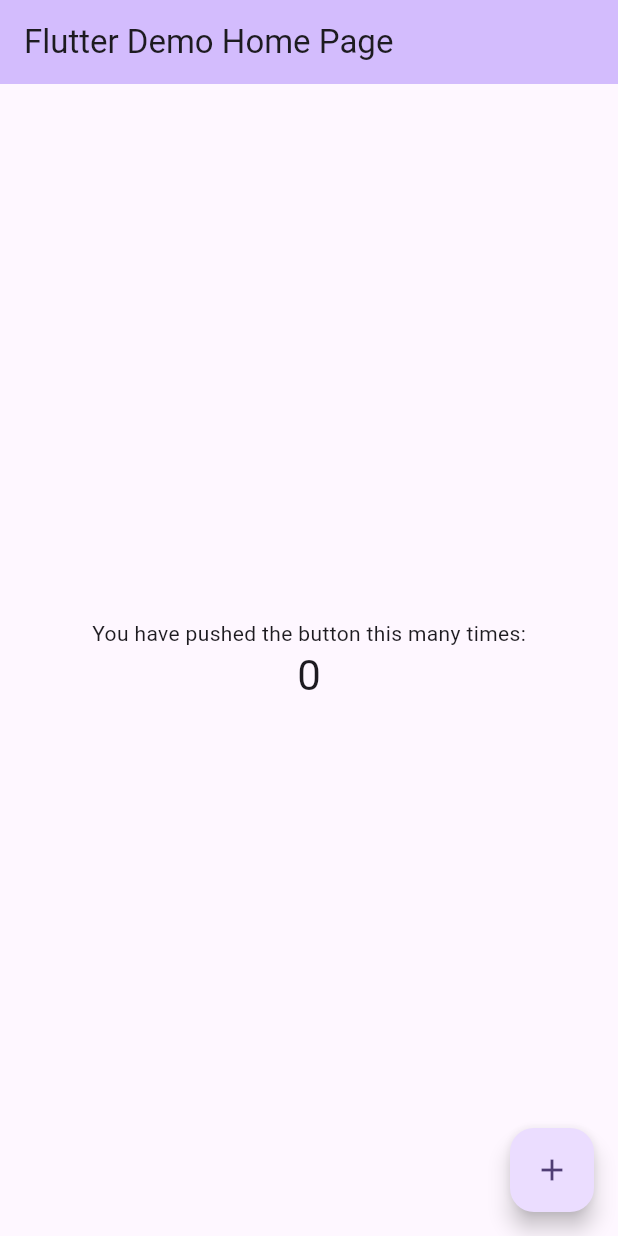
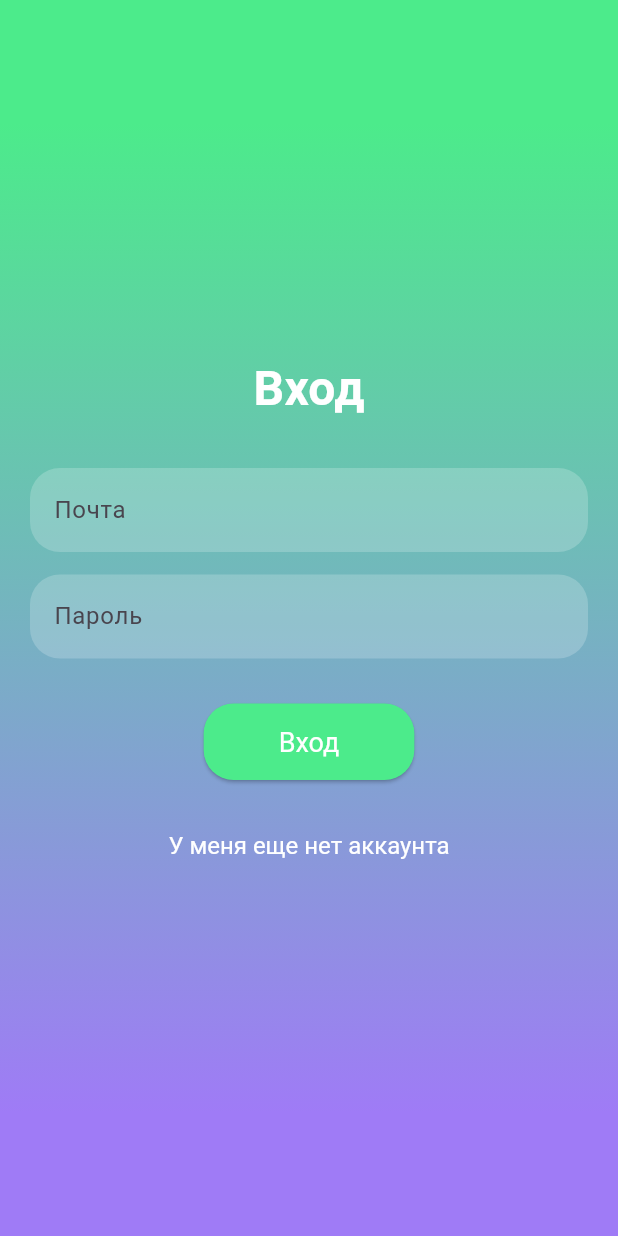
Before and after one commit to mnszd/mn_3d, a Flutter app: the screen it shows after launch, on a phone screen of 412 x 824 dp. Run offline on Flutter 3.47's test engine with Material 3 defaults, Android fonts, the phone set to English and light mode, and no system bars.

Commit message:
login page

```diff
--- a/lib/app/app.dart
+++ b/lib/app/app.dart
@@ -1,5 +1,6 @@
 import 'package:flutter/material.dart';
-import 'package:mn_3d/pages/my_home_page.dart';
+import 'package:mn_3d/pages/login_page.dart';
+import 'package:mn_3d/theme/theme.dart';
 
 class MyApp extends StatelessWidget {
   const MyApp({super.key});
@@ -9,11 +10,29 @@
   Widget build(BuildContext context) {
     return MaterialApp(
       title: 'Flutter Demo',
-      theme: ThemeData(
-        colorScheme: ColorScheme.fromSeed(seedColor: Colors.deepPurple),
-        useMaterial3: true,
-      ),
-      home: const MyHomePage(title: 'Flutter Demo Home Page'),
+      theme: DoDidDoneTheme.lightTheme, // Apply the theme
+      home: const LoginPage(),
     );
   }
 }
+
+
+// import 'package:flutter/material.dart';
+// import 'package:mn_3d/pages/my_home_page.dart';
+
+// class MyApp extends StatelessWidget {
+//   const MyApp({super.key});
+
+//   // This widget is the root of your application.
+//   @override
+//   Widget build(BuildContext context) {
+//     return MaterialApp(
+//       title: 'Flutter Demo',
+//       theme: ThemeData(
+//         colorScheme: ColorScheme.fromSeed(seedColor: Colors.deepPurple),
+//         useMaterial3: true,
+//       ),
+//       home: const MyHomePage(title: 'Flutter Demo Home Page'),
+//     );
+//   }
+// }
--- /dev/null
+++ b/lib/pages/login_page.dart
@@ -0,0 +1,253 @@
+import 'package:flutter/material.dart';
+
+class LoginPage extends StatefulWidget {
+  const LoginPage({Key? key}) : super(key: key);
+
+  @override
+  State<LoginPage> createState() => _LoginPageState();
+}
+
+class _LoginPageState extends State<LoginPage> {
+  bool _isRegistration = false; // Флаг для определения режима (вход/регистрация)
+
+  @override
+  Widget build(BuildContext context) {
+    return Scaffold(
+      body: Container(
+        decoration: BoxDecoration(
+          gradient: LinearGradient(
+            begin: Alignment.topCenter,
+            end: Alignment.bottomCenter,
+            colors: _isRegistration
+                ? [
+                    Theme.of(context).colorScheme.primary,
+                    Theme.of(context).colorScheme.secondary,
+                  ]
+                : [
+                    Theme.of(context).colorScheme.secondary,
+                    Theme.of(context).colorScheme.primary,
+                  ],
+            stops: const [0.1, 0.9], // Основной цвет занимает 90% пространства
+          ),
+        ),
+        child: Padding(
+          padding: const EdgeInsets.all(20.0),
+          child: Column(
+            mainAxisAlignment: MainAxisAlignment.center,
+            children: [
+              Text(
+                _isRegistration ? 'Регистрация' : 'Вход',
+                style: TextStyle(
+                  fontSize: 32,
+                  fontWeight: FontWeight.bold,
+                  color: Colors.white,
+                ),
+              ),
+              const SizedBox(height: 30),
+              TextField(
+                decoration: InputDecoration(
+                  hintText: 'Почта',
+                  filled: true,
+                  fillColor: Colors.white.withOpacity(0.2),
+                  border: OutlineInputBorder(
+                    borderRadius: BorderRadius.circular(20),
+                    borderSide: BorderSide.none,
+                  ),
+                ),
+              ),
+              const SizedBox(height: 15),
+              TextField(
+                obscureText: true,
+                decoration: InputDecoration(
+                  hintText: 'Пароль',
+                  filled: true,
+                  fillColor: Colors.white.withOpacity(0.2),
+                  border: OutlineInputBorder(
+                    borderRadius: BorderRadius.circular(20),
+                    borderSide: BorderSide.none,
+                  ),
+                ),
+              ),
+              // Добавлено поле для повтора пароля
+              if (_isRegistration)
+                Column(
+                  children: [
+                    const SizedBox(height: 15),
+                    TextField(
+                      obscureText: true,
+                      decoration: InputDecoration(
+                        hintText: 'Повторить пароль',
+                        filled: true,
+                        fillColor: Colors.white.withOpacity(0.2),
+                        border: OutlineInputBorder(
+                          borderRadius: BorderRadius.circular(20),
+                          borderSide: BorderSide.none,
+                        ),
+                      ),
+                    ),
+                  ],
+                ),
+              const SizedBox(height: 30),
+              ElevatedButton(
+                onPressed: () {},
+                style: ElevatedButton.styleFrom(
+                  backgroundColor: _isRegistration
+                      ? Theme.of(context).colorScheme.primary
+                      : Theme.of(context).colorScheme.secondary,
+                  padding:
+                      const EdgeInsets.symmetric(horizontal: 50, vertical: 15),
+                  textStyle: const TextStyle(fontSize: 18),
+                  shape: RoundedRectangleBorder(
+                    borderRadius: BorderRadius.circular(20),
+                  ),
+                ),
+                child: Text(
+                  _isRegistration ? 'Регистрация' : 'Вход',
+                ),
+              ),
+              const SizedBox(height: 20),
+              TextButton(
+                onPressed: () {
+                  setState(() {
+                    _isRegistration = !_isRegistration;
+                  });
+                },
+                style: TextButton.styleFrom(
+                  textStyle: const TextStyle(
+                    fontSize: 16,
+                    color: Colors.white,
+                  ),
+                ),
+                child: Text(
+                  _isRegistration
+                      ? 'У меня уже есть аккаунт'
+                      : 'У меня еще нет аккаунта',
+                  style: const TextStyle(
+                    //fontSize: 16,
+                    color: Colors.white,
+                  ),
+                ),
+              ),
+            ],
+          ),
+        ),
+      ),
+    );
+  }
+}
+
+
+// import 'package:flutter/material.dart';
+
+// class LoginPage extends StatefulWidget {
+//   const LoginPage({Key? key}) : super(key: key);
+
+//   @override
+//   State<LoginPage> createState() => _LoginPageState();
+// }
+
+// class _LoginPageState extends State<LoginPage> {
+//   bool _isRegistration = false; // Флаг для определения режима (вход/регистрация)
+
+//   @override
+//   Widget build(BuildContext context) {
+//     return Scaffold(
+//       body: Container(
+//         decoration: BoxDecoration(
+//           gradient: LinearGradient(
+//             begin: Alignment.topCenter,
+//             end: Alignment.bottomCenter,
+//             colors: _isRegistration
+//                 ? [
+//                     Theme.of(context).colorScheme.primary,
+//                     Theme.of(context).colorScheme.secondary,
+//                   ]
+//                 : [
+//                     Theme.of(context).colorScheme.secondary,
+//                     Theme.of(context).colorScheme.primary,
+//                   ],
+//             stops: const [0.1, 0.9], // Основной цвет занимает 90% пространства
+//           ),
+//         ),
+//         child: Padding(
+//           padding: const EdgeInsets.all(20.0),
+//           child: Column(
+//             mainAxisAlignment: MainAxisAlignment.center,
+//             children: [
+//               Text(
+//                 _isRegistration ? 'Регистрация' : 'Вход',
+//                 style: TextStyle(
+//                   fontSize: 32,
+//                   fontWeight: FontWeight.bold,
+//                   color: Colors.white,
+//                 ),
+//               ),
+//               const SizedBox(height: 30),
+//               TextField(
+//                 decoration: InputDecoration(
+//                   hintText: 'Почта',
+//                   filled: true,
+//                   fillColor: Colors.white.withOpacity(0.2),
+//                   border: OutlineInputBorder(
+//                     borderRadius: BorderRadius.circular(20),
+//                     borderSide: BorderSide.none,
+//                   ),
+//                 ),
+//               ),
+//               const SizedBox(height: 15),
+//               TextField(
+//                 obscureText: true,
+//                 decoration: InputDecoration(
+//                   hintText: 'Пароль',
+//                   filled: true,
+//                   fillColor: Colors.white.withOpacity(0.2),
+//                   border: OutlineInputBorder(
+//                     borderRadius: BorderRadius.circular(20),
+//                     borderSide: BorderSide.none,
+//                   ),
+//                 ),
+//               ),
+//               const SizedBox(height: 30),
+//               ElevatedButton(
+//                 onPressed: () {},
+//                 style: ElevatedButton.styleFrom(
+//                   backgroundColor: _isRegistration ? Theme.of(context).colorScheme.primary:
+//                     Theme.of(context).colorScheme.secondary,
+//                   padding: const EdgeInsets.symmetric(horizontal: 50, vertical: 15),
+//                   textStyle: const TextStyle(fontSize: 18),
+//                   shape: RoundedRectangleBorder(
+//                     borderRadius: BorderRadius.circular(20),
+//                   ),
+//                 ),
+//                 child: Text(_isRegistration ? 'Регистрация' : 'Вход',),
+//               ),
+//               const SizedBox(height: 20),
+//               TextButton(
+//                 onPressed: () {
+//                   setState(() {
+//                     _isRegistration = !_isRegistration;
+//                   });
+//                 },
+//                 style: TextButton.styleFrom(
+//                   textStyle: const TextStyle(
+//                     fontSize: 16,
+//                     color: Colors.white,
+//                   ),
+//                 ),
+//                 child: Text(
+//                   _isRegistration
+//                       ? 'У меня уже есть аккаунт'
+//                       : 'У меня еще нет аккаунта',
+//                   style: const TextStyle(
+//                     //fontSize: 16,
+//                     color: Colors.white,
+//                   ),
+//                 ),
+//               ),
+//             ],
+//           ),
+//         ),
+//       ),
+//     );
+//   }
+// }
--- a/lib/pages/my_home_page.dart
+++ /dev/null
@@ -1,81 +0,0 @@
-import 'package:flutter/material.dart';
-
-class MyHomePage extends StatefulWidget {
-  const MyHomePage({super.key, required this.title});
-
-
-  final String title;
-
-  @override
-  State<MyHomePage> createState() => _MyHomePageState();
-}
-
-class _MyHomePageState extends State<MyHomePage> {
-  int _counter = 0;
-
-  void _incrementCounter() {
-    setState(() {
-      // This call to setState tells the Flutter framework that something has
-      // changed in this State, which causes it to rerun the build method below
-      // so that the display can reflect the updated values. If we changed
-      // _counter without calling setState(), then the build method would not be
-      // called again, and so nothing would appear to happen.
-      _counter++;
-    });
-  }
-
-  @override
-  Widget build(BuildContext context) {
-    // This method is rerun every time setState is called, for instance as done
-    // by the _incrementCounter method above.
-    //
-    // The Flutter framework has been optimized to make rerunning build methods
-    // fast, so that you can just rebuild anything that needs updating rather
-    // than having to individually change instances of widgets.
-    return Scaffold(
-      appBar: AppBar(
-        // TRY THIS: Try changing the color here to a specific color (to
-        // Colors.amber, perhaps?) and trigger a hot reload to see the AppBar
-        // change color while the other colors stay the same.
-        backgroundColor: Theme.of(context).colorScheme.inversePrimary,
-        // Here we take the value from the MyHomePage object that was created by
-        // the App.build method, and use it to set our appbar title.
-        title: Text(widget.title),
-      ),
-      body: Center(
-        // Center is a layout widget. It takes a single child and positions it
-        // in the middle of the parent.
-        child: Column(
-          // Column is also a layout widget. It takes a list of children and
-          // arranges them vertically. By default, it sizes itself to fit its
-          // children horizontally, and tries to be as tall as its parent.
-          //
-          // Column has various properties to control how it sizes itself and
-          // how it positions its children. Here we use mainAxisAlignment to
-          // center the children vertically; the main axis here is the vertical
-          // axis because Columns are vertical (the cross axis would be
-          // horizontal).
-          //
-          // TRY THIS: Invoke "debug painting" (choose the "Toggle Debug Paint"
-          // action in the IDE, or press "p" in the console), to see the
-          // wireframe for each widget.
-          mainAxisAlignment: MainAxisAlignment.center,
-          children: <Widget>[
-            const Text(
-              'You have pushed the button this many times:',
-            ),
-            Text(
-              '$_counter',
-              style: Theme.of(context).textTheme.headlineMedium,
-            ),
-          ],
-        ),
-      ),
-      floatingActionButton: FloatingActionButton(
-        onPressed: _incrementCounter,
-        tooltip: 'Increment',
-        child: const Icon(Icons.add),
-      ), // This trailing comma makes auto-formatting nicer for build methods.
-    );
-  }
-}
--- /dev/null
+++ b/lib/theme/theme.dart
@@ -0,0 +1,59 @@
+import 'package:flutter/material.dart';
+
+class DoDidDoneTheme {
+  static ThemeData lightTheme = ThemeData(
+    colorScheme: ColorScheme.fromSeed(
+      seedColor: const Color(0xFF9f7bf6), // Основной цвет #9f7bf6
+      brightness: Brightness.light,
+      primary: const Color(0xFF9f7bf6), // Основной цвет #9f7bf6
+      onPrimary: Colors.white, // Изменили цвет текста на белый
+      secondary: const Color(0xFF4ceb8b), // Второй цвет #4ceb8b
+      onSecondary: Colors.white, // Изменили цвет текста на белый
+      error: Colors.red,
+      onError: Colors.redAccent,
+      background: const Color(0xFF4ceb8b),
+      onBackground: Colors.black,
+      surface: const Color(0xFF9f7bf6),
+      onSurface: Colors.black,
+    ),
+    useMaterial3: true,
+    // Добавили стиль для кнопок
+    elevatedButtonTheme: ElevatedButtonThemeData(
+      style: ButtonStyle(
+        foregroundColor: MaterialStateProperty.all(Colors.white), // Текст кнопок белый
+        textStyle: MaterialStateProperty.all(
+          const TextStyle(color: Colors.white), // Текст кнопок белый
+        ),
+      ),
+    ),
+    textButtonTheme: TextButtonThemeData(
+      style: ButtonStyle(
+        textStyle: MaterialStateProperty.all(
+          const TextStyle(color: Colors.white), // Текст кнопок белый
+        ),
+      ),
+    ),
+  );
+}
+
+// import 'package:flutter/material.dart';
+
+// class DoDidDoneTheme {
+//   static ThemeData lightTheme = ThemeData(
+//     colorScheme: ColorScheme.fromSeed(
+//       seedColor: const Color(0xFF9f7bf6), // Основной цвет #9f7bf6
+//       brightness: Brightness.light,
+//       primary: const Color(0xFF9f7bf6), // Основной цвет #9f7bf6
+//       onPrimary: Colors.black,
+//       secondary: const Color(0xFF4ceb8b), // Второй цвет #4ceb8b
+//       onSecondary: Colors.black,
+//       error: Colors.red,
+//       onError: Colors.redAccent,
+//       background: const Color(0xFF4ceb8b),
+//       onBackground: Colors.black,
+//       surface: const Color(0xFF9f7bf6),
+//       onSurface: Colors.black,
+//     ),
+//     useMaterial3: true,
+//   );
+// }
```
